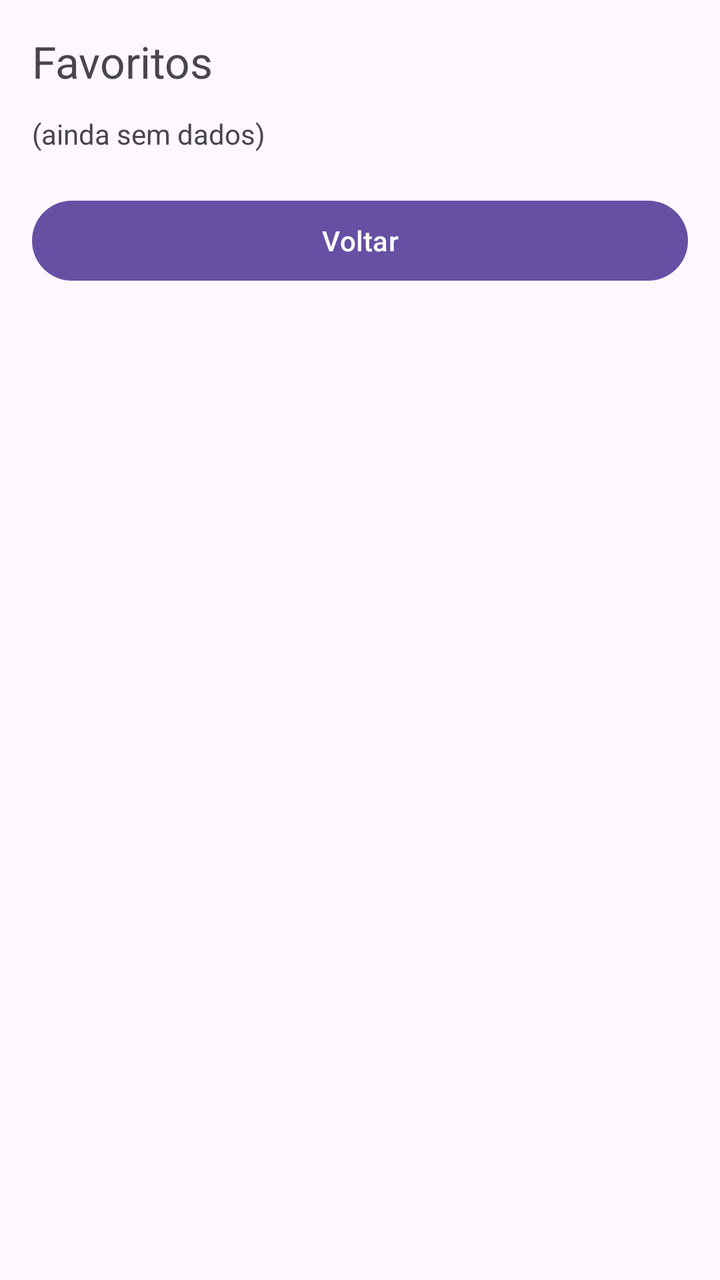
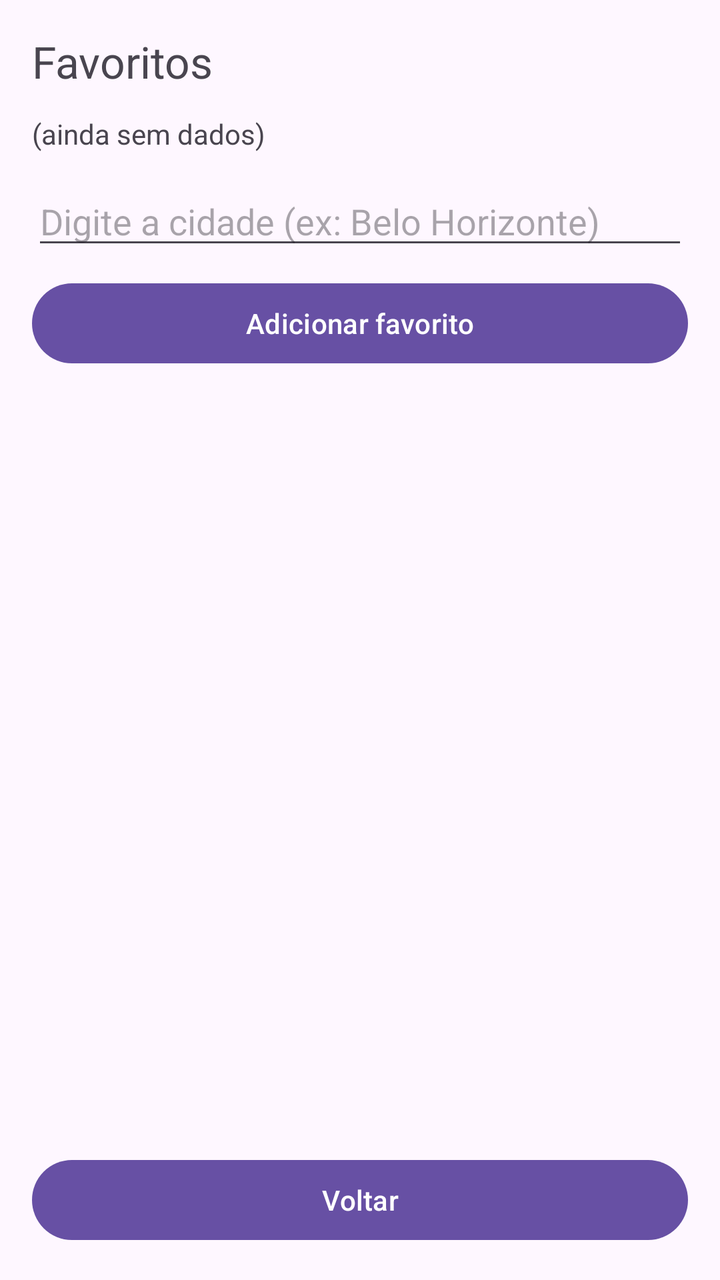

An Android layout rendered at two revisions. The XML below is the earlier revision; the diff shows what the commit changed to produce the second picture.
<!-- AndroidManifest.xml: application theme Theme.WeatherHubAndroid -->
<!-- res/layout/activity_favoritos.xml -->
<?xml version="1.0" encoding="utf-8"?>
<LinearLayout xmlns:android="http://schemas.android.com/apk/res/android"
    android:orientation="vertical"
    android:padding="16dp"
    android:layout_width="match_parent"
    android:layout_height="match_parent">

    <TextView
        android:id="@+id/txtTituloFavoritos"
        android:text="Favoritos"
        android:textSize="22sp"
        android:layout_width="match_parent"
        android:layout_height="wrap_content"/>

    <TextView
        android:id="@+id/txtStatusFavoritos"
        android:text="(ainda sem dados)"
        android:layout_width="match_parent"
        android:layout_height="wrap_content"
        android:layout_marginTop="12dp"/>

    <Button
        android:id="@+id/btnVoltarFavoritos"
        android:text="Voltar"
        android:layout_width="match_parent"
        android:layout_height="wrap_content"
        android:layout_marginTop="20dp"/>
</LinearLayout>
<!-- resources referenced by this layout -->
<resources>
  <style name="Theme.WeatherHubAndroid" parent="Base.Theme.WeatherHubAndroid" />
  <style name="Base.Theme.WeatherHubAndroid" parent="Theme.Material3.DayNight.NoActionBar">
          
          
      </style>
</resources>

<!-- the commit's change to res/layout/activity_favoritos.xml (unified diff, before → after) -->
@@ -19,10 +19,31 @@
         android:layout_height="wrap_content"
         android:layout_marginTop="12dp"/>
 
+    <EditText
+        android:id="@+id/etCidadeFavorito"
+        android:hint="Digite a cidade (ex: Belo Horizonte)"
+        android:layout_width="match_parent"
+        android:layout_height="wrap_content"
+        android:layout_marginTop="12dp"/>
+
+    <Button
+        android:id="@+id/btnAdicionarFavorito"
+        android:text="Adicionar favorito"
+        android:layout_width="match_parent"
+        android:layout_height="wrap_content"
+        android:layout_marginTop="8dp"/>
+
+    <androidx.recyclerview.widget.RecyclerView
+        android:id="@+id/rvFavoritos"
+        android:layout_width="match_parent"
+        android:layout_height="0dp"
+        android:layout_marginTop="12dp"
+        android:layout_weight="1"/>
+
     <Button
         android:id="@+id/btnVoltarFavoritos"
         android:text="Voltar"
         android:layout_width="match_parent"
         android:layout_height="wrap_content"
-        android:layout_marginTop="20dp"/>
+        android:layout_marginTop="12dp"/>
 </LinearLayout>
